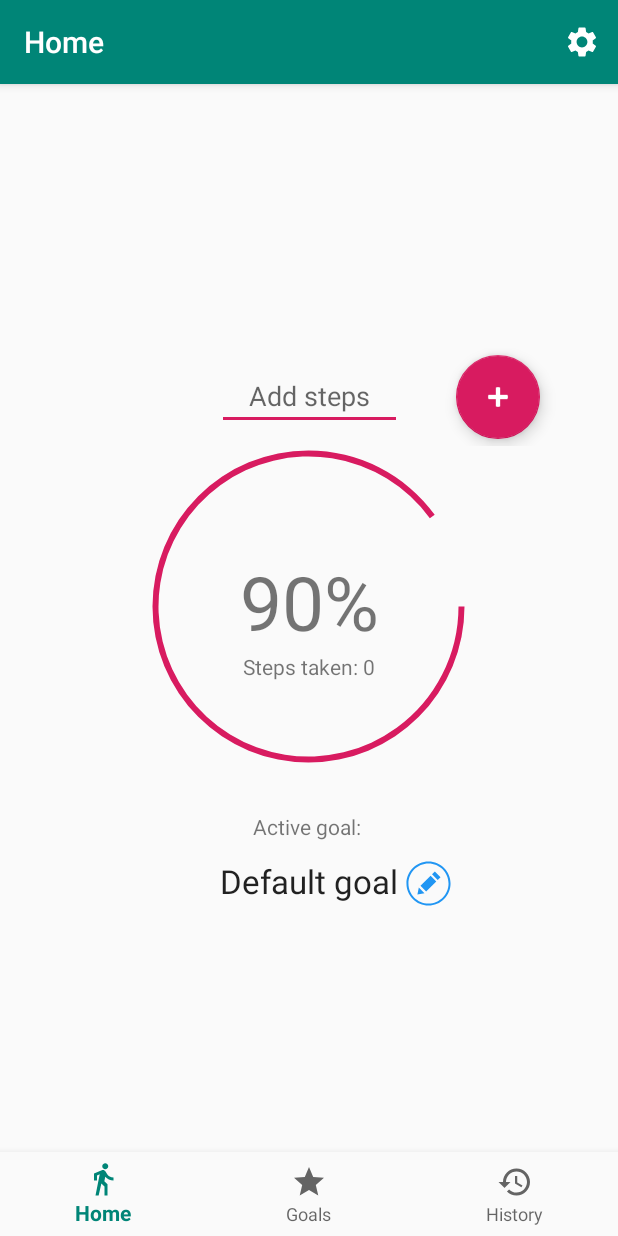
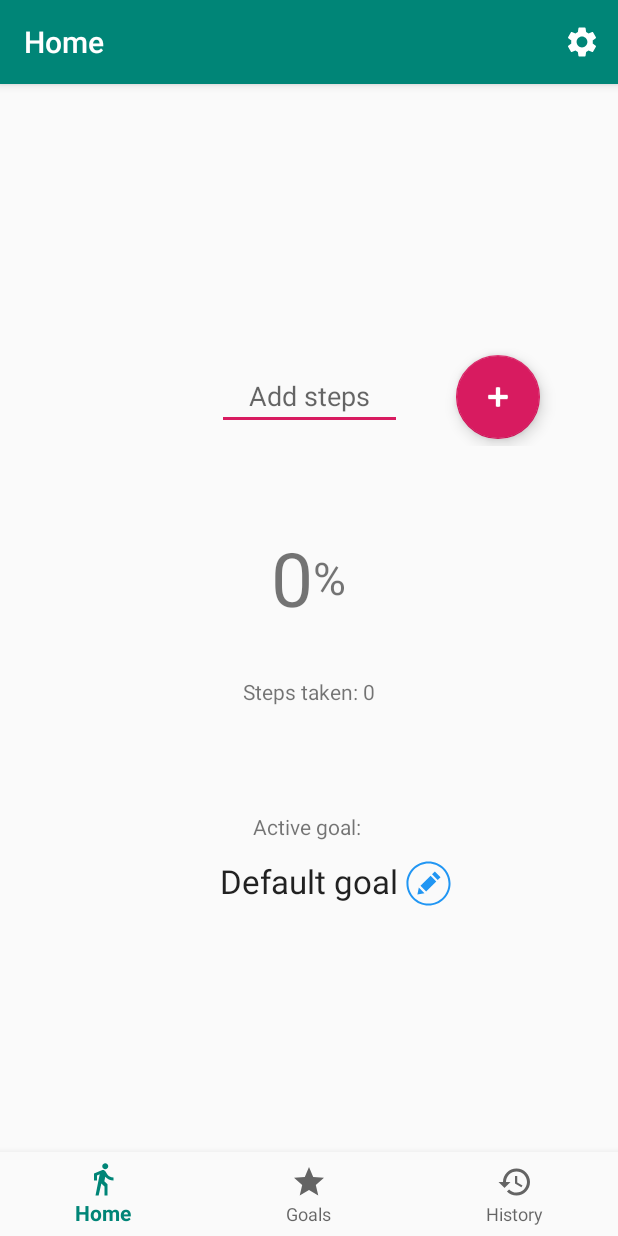
Before and after one commit to NiklavsM/StepCounter, an Android app: the screen it shows after launch (MainActivity), on a phone screen of 412 x 824 dp. Run offline under Robolectric (Android 15) with nearby library versions, the phone set to English and light mode, and no system bars; our stand-ins replace Room's generated code, navigation-ui.

Commit message:
Added remove goal functionality. GUI enhancements.

```diff
--- a/app/src/main/java/com/example/stepcounter/ui/goals/GoalsViewModel.java
+++ b/app/src/main/java/com/example/stepcounter/ui/goals/GoalsViewModel.java
@@ -26,4 +26,8 @@ public class GoalsViewModel extends AndroidViewModel {
     public LiveData<List<Goal>> getGoals() {
         return goals;
     }
+
+    public void removeGoal(Goal goal) {
+        repository.deleteGoal(goal);
+    }
 }
--- a/app/src/main/java/com/example/stepcounter/ui/home/HomeFragment.java
+++ b/app/src/main/java/com/example/stepcounter/ui/home/HomeFragment.java
@@ -9,6 +9,7 @@ import android.view.ViewGroup;
 import android.view.inputmethod.EditorInfo;
 import android.widget.EditText;
 import android.widget.ImageView;
+import android.widget.ProgressBar;
 import android.widget.TextView;
 import android.widget.Toast;
 
@@ -32,6 +33,8 @@ public class HomeFragment extends Fragment {
     private EditText etAddSteps;
     private TextView tvActiveGoal;
     private ImageView ivChangeActiveGoal;
+    private TextView tvProgress;
+    private ProgressBar progressBar;
 
     public View onCreateView(@NonNull LayoutInflater inflater, ViewGroup container, Bundle savedInstanceState) {
 
@@ -44,6 +47,8 @@ public class HomeFragment extends Fragment {
         etAddSteps = root.findViewById(R.id.et_add_steps);
         tvActiveGoal = root.findViewById(R.id.tv_active_goal);
         ivChangeActiveGoal = root.findViewById(R.id.iv_change_active_goal);
+        tvProgress = root.findViewById(R.id.tv_goal_percentage);
+        progressBar = root.findViewById(R.id.progressBar);
 
 
         btnAddSteps.setOnClickListener(new View.OnClickListener() {
@@ -104,8 +109,11 @@ public class HomeFragment extends Fragment {
             @Override
             public void onChanged(HistoryEntity today) {
                 if (today != null) {
-                    tvStepsTaken.setText("Steps taken: " + String.valueOf(today.getStepsTaken())); // TODO fix warning
+                    tvStepsTaken.setText(String.valueOf(today.getStepsTaken()));
                     tvActiveGoal.setText(today.getGoalName());
+                    int progressPercentage = (int) 100.0 * today.getStepsTaken() / today.getGoalSteps();
+                    tvProgress.setText(String.valueOf(progressPercentage));
+                    progressBar.setProgress(progressPercentage, true);
                 } else {
                     homeViewModel.addNewDay();
                 }
@@ -114,4 +122,5 @@ public class HomeFragment extends Fragment {
 
         return root;
     }
+
 }
--- a/app/src/main/java/com/example/stepcounter/ui/home/HomeViewModel.java
+++ b/app/src/main/java/com/example/stepcounter/ui/home/HomeViewModel.java
@@ -49,6 +49,7 @@ public class HomeViewModel extends AndroidViewModel {
         Log.d("NEW GOAL", "NEW GOAL " + today.getValue().getGoalName());
         HistoryEntity history = today.getValue();
         history.setGoalName(goal.getName());
+        history.setGoalSteps(goal.getSteps());
         historyRepository.updateHistory(history);
     }
 
--- a/app/src/main/res/drawable/ic_star_24px.xml
+++ b/app/src/main/res/drawable/ic_star_24px.xml
@@ -1,5 +1,5 @@
 <vector android:autoMirrored="true" android:height="24dp"
     android:viewportHeight="24" android:viewportWidth="24"
     android:width="24dp" xmlns:android="http://schemas.android.com/apk/res/android">
-    <path android:fillColor="#05B10C" android:pathData="M12,17.27L18.18,21l-1.64,-7.03L22,9.24l-7.19,-0.61L12,2 9.19,8.63 2,9.24l5.46,4.73L5.82,21z"/>
+    <path android:fillColor="#FFC107" android:pathData="M12,17.27L18.18,21l-1.64,-7.03L22,9.24l-7.19,-0.61L12,2 9.19,8.63 2,9.24l5.46,4.73L5.82,21z"/>
 </vector>
--- a/app/src/main/res/drawable/ic_star_border_24px.xml
+++ b/app/src/main/res/drawable/ic_star_border_24px.xml
@@ -1,5 +1,5 @@
 <vector android:autoMirrored="true" android:height="24dp"
     android:viewportHeight="24" android:viewportWidth="24"
     android:width="24dp" xmlns:android="http://schemas.android.com/apk/res/android">
-    <path android:fillColor="#05B10C" android:pathData="M22,9.24l-7.19,-0.62L12,2 9.19,8.63 2,9.24l5.46,4.73L5.82,21 12,17.27 18.18,21l-1.63,-7.03L22,9.24zM12,15.4l-3.76,2.27 1,-4.28 -3.32,-2.88 4.38,-0.38L12,6.1l1.71,4.04 4.38,0.38 -3.32,2.88 1,4.28L12,15.4z"/>
+    <path android:fillColor="#FFC107" android:pathData="M22,9.24l-7.19,-0.62L12,2 9.19,8.63 2,9.24l5.46,4.73L5.82,21 12,17.27 18.18,21l-1.63,-7.03L22,9.24zM12,15.4l-3.76,2.27 1,-4.28 -3.32,-2.88 4.38,-0.38L12,6.1l1.71,4.04 4.38,0.38 -3.32,2.88 1,4.28L12,15.4z"/>
 </vector>
--- a/app/src/main/res/layout/fragment_home.xml
+++ b/app/src/main/res/layout/fragment_home.xml
@@ -19,6 +19,7 @@
         app:layout_constraintTop_toTopOf="parent" />
 
     <RelativeLayout
+        android:id="@+id/relativeLayout"
         android:layout_width="351dp"
         android:layout_height="65dp"
         android:layout_marginTop="120dp"
@@ -35,9 +36,9 @@
             android:layout_marginStart="98dp"
             android:layout_marginBottom="12dp"
             android:ems="10"
-            android:textAlignment="center"
             android:hint="Add steps"
-            android:inputType="number" />
+            android:inputType="numberSigned"
+            android:textAlignment="center" />
 
         <com.google.android.material.floatingactionbutton.FloatingActionButton
 
@@ -65,29 +66,54 @@
         app:layout_constraintTop_toBottomOf="@+id/text_home" />
 
 
-
-
-    <TextView
-        android:id="@+id/tv_goal_percentage"
+    <RelativeLayout
         android:layout_width="wrap_content"
         android:layout_height="wrap_content"
-        android:layout_marginTop="88dp"
-        android:text="90%"
-        android:textSize="50dp"
+        android:layout_marginTop="72dp"
         app:layout_constraintEnd_toEndOf="@+id/progressBar"
-        app:layout_constraintHorizontal_bias="0.503"
         app:layout_constraintStart_toStartOf="@+id/progressBar"
-        app:layout_constraintTop_toTopOf="@+id/progressBar" />
+        app:layout_constraintTop_toTopOf="@+id/progressBar">
 
-    <TextView
-        android:id="@+id/tv_home_steps_taken"
+        <TextView
+            android:id="@+id/tv_goal_percentage"
+            android:layout_width="wrap_content"
+            android:layout_height="wrap_content"
+            tools:text="90"
+            android:textSize="50dp" />
+
+        <TextView
+            android:layout_width="wrap_content"
+            android:layout_height="wrap_content"
+            android:layout_centerVertical="true"
+            android:layout_toEndOf="@id/tv_goal_percentage"
+            android:text="%"
+            android:textSize="30dp" />
+    </RelativeLayout>
+
+    <RelativeLayout
         android:layout_width="wrap_content"
         android:layout_height="wrap_content"
-        android:text="Steps: 2552"
+        android:layout_marginTop="144dp"
         app:layout_constraintEnd_toEndOf="@+id/progressBar"
         app:layout_constraintStart_toStartOf="@+id/progressBar"
-        app:layout_constraintTop_toBottomOf="@+id/tv_goal_percentage" />
+        app:layout_constraintTop_toBottomOf="@+id/relativeLayout">
 
+        <TextView
+            android:id="@+id/tv_home_steps_taken_label"
+            android:layout_width="wrap_content"
+            android:layout_height="wrap_content"
+            android:layout_centerVertical="true"
+            android:layout_marginTop="20dp"
+            android:text="Steps taken: " />
+
+        <TextView
+            android:id="@+id/tv_home_steps_taken"
+            android:layout_width="wrap_content"
+            android:layout_height="wrap_content"
+            android:layout_centerVertical="true"
+            android:layout_toEndOf="@id/tv_home_steps_taken_label"
+            tools:text="2552" />
+    </RelativeLayout>
 
     <RelativeLayout
         android:layout_width="342dp"
@@ -121,7 +147,6 @@
             android:layout_marginTop="12dp"
             android:text="Iron Man"
             android:textAppearance="@style/TextAppearance.AppCompat.Large"
-
             />
 
         <ImageView
```
Also changed, not shown: app/src/main/java/com/example/stepcounter/ui/goals/GoalAdapter.java (+8 -0 lines), app/src/main/java/com/example/stepcounter/ui/goals/GoalsFragment.java (+14 -0 lines), app/src/main/java/com/example/stepcounter/ui/history/HistoryAdapter.java (+5 -2 lines), app/src/main/res/layout/goal_item.xml (+5 -3 lines), app/src/main/res/layout/history_item.xml (+21 -4 lines).
